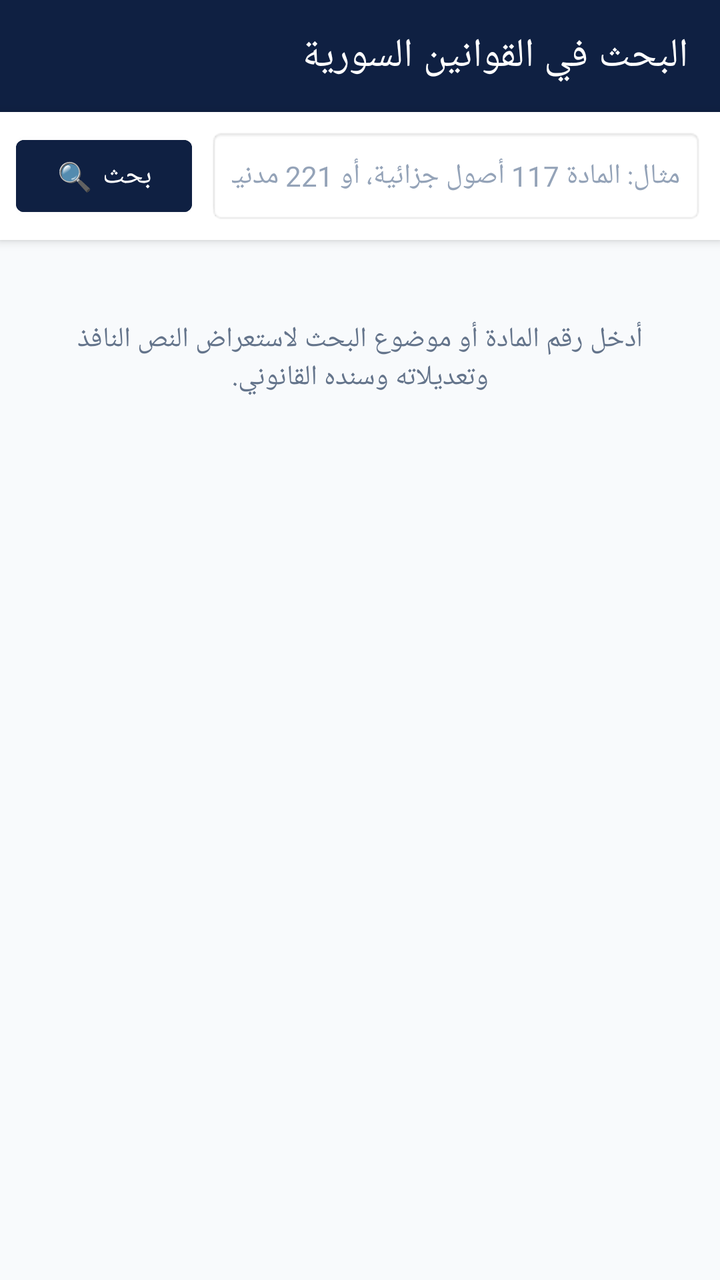
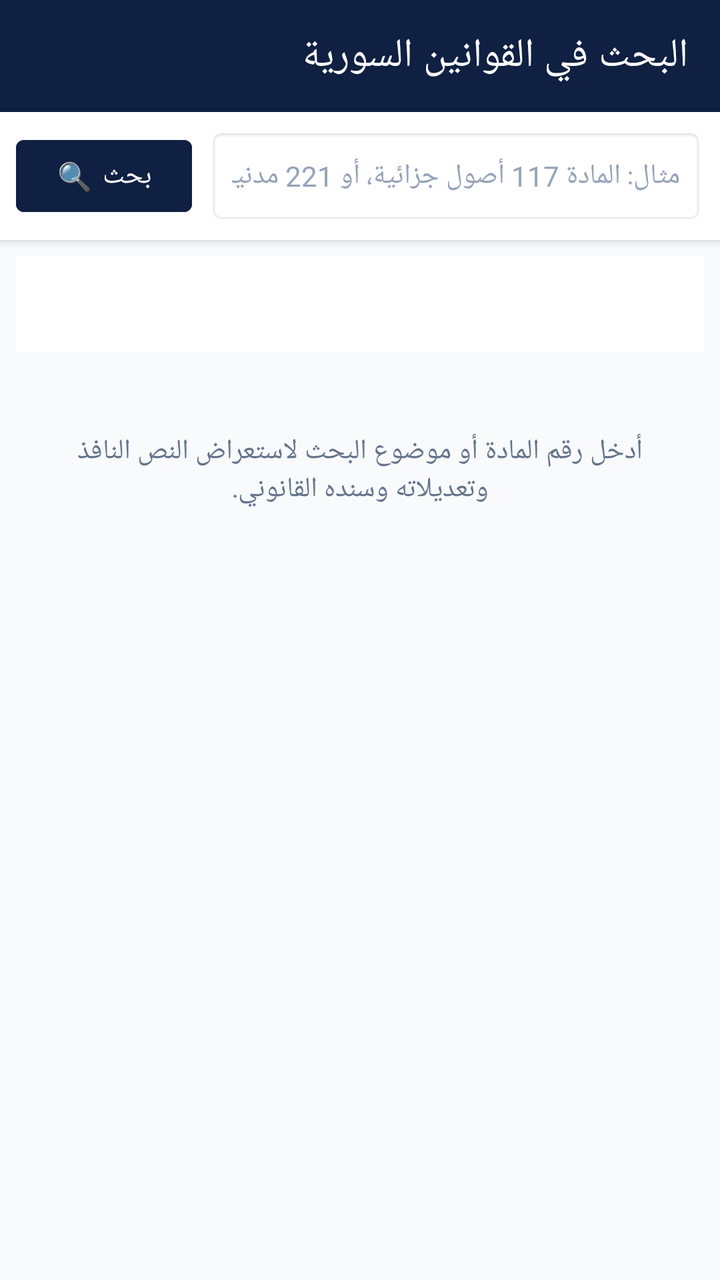

Before-and-after screenshots of an Android layout around one commit, followed by the original layout XML and the change that was made.
<!-- AndroidManifest.xml: application theme Theme.AlMustashar -->
<!-- res/layout/activity_search.xml -->
<?xml version="1.0" encoding="utf-8"?>
<LinearLayout xmlns:android="http://schemas.android.com/apk/res/android"
    xmlns:app="http://schemas.android.com/apk/res-auto"
    android:layout_width="match_parent"
    android:layout_height="match_parent"
    android:orientation="vertical"
    android:background="#F8FAFC"
    android:layoutDirection="rtl">

    
    <androidx.appcompat.widget.Toolbar
        android:id="@+id/searchToolbar"
        android:layout_width="match_parent"
        android:layout_height="?attr/actionBarSize"
        android:background="#0F2042"
        app:title="البحث في القوانين السورية"
        app:titleTextColor="#FFFFFF" />

    
    <LinearLayout
        android:layout_width="match_parent"
        android:layout_height="wrap_content"
        android:orientation="horizontal"
        android:background="#FFFFFF"
        android:padding="8dp"
        android:elevation="3dp">

        <EditText
            android:id="@+id/etSearch"
            android:layout_width="0dp"
            android:layout_height="48dp"
            android:layout_weight="1"
            android:background="@android:drawable/editbox_background_normal"
            android:hint="مثال: المادة 117 أصول جزائية، أو 221 مدنية..."
            android:paddingHorizontal="12dp"
            android:textColor="#0F2042"
            android:textColorHint="#94A3B8"
            android:textSize="14sp"
            android:imeOptions="actionSearch"
            android:inputType="text" />

        <Button
            android:id="@+id/btnDoSearch"
            android:layout_width="wrap_content"
            android:layout_height="48dp"
            android:layout_marginStart="8dp"
            android:backgroundTint="#0F2042"
            android:text="بحث 🔍"
            android:textColor="#FFFFFF" />
    </LinearLayout>

    
    <ProgressBar
        android:id="@+id/searchProgressBar"
        android:layout_width="wrap_content"
        android:layout_height="wrap_content"
        android:layout_gravity="center"
        android:layout_marginTop="20dp"
        android:visibility="gone" />

    
    <TextView
        android:id="@+id/tvEmpty"
        android:layout_width="match_parent"
        android:layout_height="wrap_content"
        android:layout_marginTop="40dp"
        android:gravity="center"
        android:paddingHorizontal="24dp"
        android:text="أدخل رقم المادة أو موضوع البحث لاستعراض النص النافذ وتعديلاته وسنده القانوني."
        android:textColor="#64748B"
        android:textSize="14sp" />

    
    <androidx.core.widget.NestedScrollView
        android:id="@+id/scrollResults"
        android:layout_width="match_parent"
        android:layout_height="0dp"
        android:layout_weight="1"
        android:fillViewport="true"
        android:padding="12dp"
        android:visibility="gone">

        <LinearLayout
            android:layout_width="match_parent"
            android:layout_height="wrap_content"
            android:orientation="vertical">

            <androidx.cardview.widget.CardView
                android:layout_width="match_parent"
                android:layout_height="wrap_content"
                app:cardCornerRadius="12dp"
                app:cardElevation="2dp"
                app:cardBackgroundColor="#FFFFFF"
                android:layout_marginBottom="12dp">

                <TextView
                    android:id="@+id/tvSearchResult"
                    android:layout_width="match_parent"
                    android:layout_height="wrap_content"
                    android:padding="16dp"
                    android:textColor="#1E293B"
                    android:textSize="15sp"
                    android:lineSpacingExtra="6dp"
                    android:textIsSelectable="true" />
            </androidx.cardview.widget.CardView>
        </LinearLayout>
    </androidx.core.widget.NestedScrollView>

    
    <LinearLayout
        android:id="@+id/searchActions"
        android:layout_width="match_parent"
        android:layout_height="wrap_content"
        android:orientation="horizontal"
        android:background="#FFFFFF"
        android:elevation="8dp"
        android:padding="12dp"
        android:visibility="gone">

        <Button
            android:id="@+id/btnCopyArticle"
            android:layout_width="0dp"
            android:layout_height="46dp"
            android:layout_weight="1"
            android:layout_marginEnd="6dp"
            android:backgroundTint="#0F2042"
            android:text="📋 نسخ المادة"
            android:textColor="#FFFFFF" />

        <Button
            android:id="@+id/btnShareArticle"
            android:layout_width="0dp"
            android:layout_height="46dp"
            android:layout_weight="1"
            android:backgroundTint="#D97706"
            android:text="📤 مشاركة"
            android:textColor="#FFFFFF" />
    </LinearLayout>

</LinearLayout>
<!-- resources referenced by this layout -->
<resources>
  <style name="Theme.AlMustashar" parent="Theme.MaterialComponents.DayNight.NoActionBar">
          
          <item name="colorPrimary">@color/primary</item>
          <item name="colorPrimaryVariant">@color/primary_dark</item>
          <item name="colorOnPrimary">@color/text_on_primary</item>
  
          
          <item name="colorSecondary">@color/accent</item>
          <item name="colorSecondaryVariant">@color/accent_dark</item>
          <item name="colorOnSecondary">@color/text_primary</item>
  
          
          <item name="android:colorBackground">@color/background</item>
          <item name="colorSurface">@color/surface</item>
          <item name="colorOnSurface">@color/text_primary</item>
  
          
          <item name="colorError">@color/error</item>
          <item name="colorOnError">@color/text_on_primary</item>
  
          
          <item name="android:statusBarColor">@color/primary_dark</item>
          <item name="android:windowLightStatusBar">false</item>
  
          
          <item name="android:navigationBarColor">@color/primary_dark</item>
  
          
          <item name="android:textColorPrimary">@color/text_primary</item>
          <item name="android:textColorSecondary">@color/text_secondary</item>
          <item name="android:textColorHint">@color/text_hint</item>
  
          
          <item name="android:fontFamily">sans-serif</item>
          <item name="fontFamily">sans-serif</item>
      </style>
  <color name="primary">#1A237E</color>
  <color name="primary_dark">#0D1442</color>
  <color name="text_on_primary">#FFFFFF</color>
  <color name="accent">#FFB800</color>
  <color name="accent_dark">#C68A00</color>
  <color name="text_primary">#212121</color>
  <color name="background">#F5F5F5</color>
  <color name="surface">#FFFFFF</color>
  <color name="error">#F44336</color>
  <color name="text_secondary">#757575</color>
  <color name="text_hint">#BDBDBD</color>
</resources>

<!-- the commit's change to res/layout/activity_search.xml (unified diff, before → after) -->
@@ -48,6 +48,17 @@
             android:text="بحث 🔍"
             android:textColor="#FFFFFF" />
     </LinearLayout>
+
+    
+    <Spinner
+        android:id="@+id/spinnerLaw"
+        android:layout_width="match_parent"
+        android:layout_height="48dp"
+        android:layout_marginStart="8dp"
+        android:layout_marginEnd="8dp"
+        android:layout_marginTop="8dp"
+        android:background="#FFFFFF"
+        android:prompt="@string/app_name" />
 
     
     <ProgressBar
<!-- resource entries referenced after the edit -->
@@ -1,5 +1,6 @@
 <!-- resources referenced by this layout -->
 <resources>
+  <string name="app_name">المستشار</string>
   <style name="Theme.AlMustashar" parent="Theme.MaterialComponents.DayNight.NoActionBar">
           
           <item name="colorPrimary">@color/primary</item>
